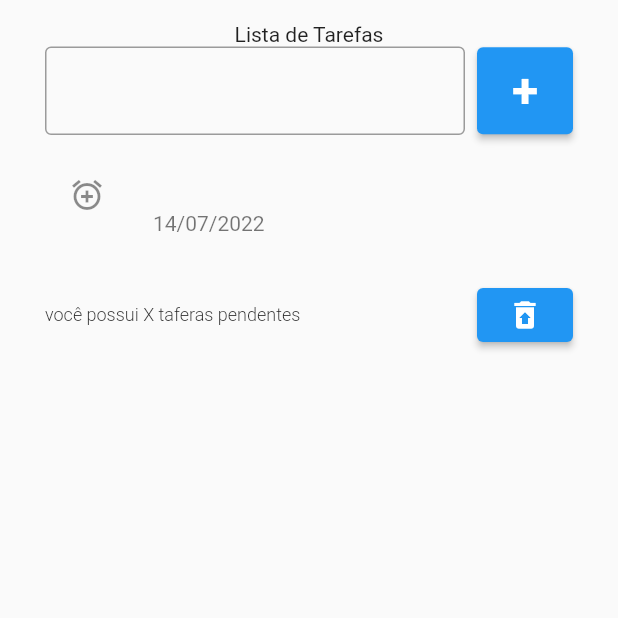
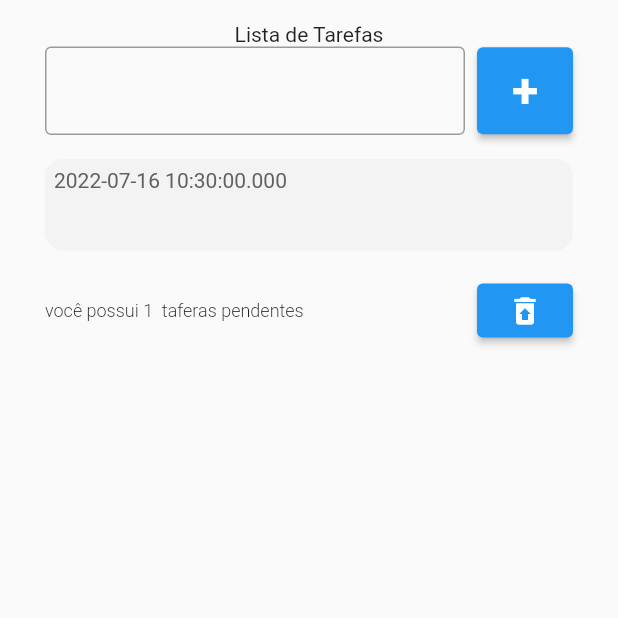
Before and after one commit to OuroborosD/todo, a Flutter app: the screen it shows after launch, after a tap on an icon or button, on a phone screen of 412 x 824 dp, the top half of it. Run offline on Flutter 3.47's test engine with Material 2 defaults, Android fonts, the phone set to English and light mode, and no system bars.

Commit message:
função de adicionar os itens foi feita e está funcional, além do layout do app feito

```diff
--- a/lib/main.dart
+++ b/lib/main.dart
@@ -10,6 +10,7 @@ class MyApp extends StatelessWidget {
   @override
   Widget build(BuildContext context) {
     return   MaterialApp(
+      debugShowCheckedModeBanner: false,
       home: TodoListPage(),
     );
   }
--- /dev/null
+++ b/lib/model/todo.dart
@@ -0,0 +1,6 @@
+class Todo{
+  Todo({required this.tarefa, required this.data});
+
+  String? tarefa;
+  DateTime? data;
+}
--- a/lib/pages/todo_listpage.dart
+++ b/lib/pages/todo_listpage.dart
@@ -1,5 +1,8 @@
 import 'package:flutter/cupertino.dart';
 import 'package:flutter/material.dart';
+import 'package:todo/widgets/listview.dart';
+
+import '../model/todo.dart';
 
 class TodoListPage extends StatefulWidget {
   TodoListPage({super.key});
@@ -11,21 +14,30 @@ class TodoListPage extends StatefulWidget {
 class _TodoListPageState extends State<TodoListPage> {
   final TextEditingController taferaController = TextEditingController();
 
-  List <String> lista_tarefa = [];
+  List <Todo> lista_tarefa = [];
+
 
   void getTarefa(){
     String tarefa = taferaController.text;
     print(tarefa);
+    Todo novatarefa =  Todo(
+        data: DateTime.now(),
+        tarefa:tarefa);
     setState(() {
-     lista_tarefa.add(tarefa);
+
+        lista_tarefa.add(novatarefa);
     });
-    //taferaController.clear();// limpa o campo de texto
+     taferaController.clear();
+
     print(lista_tarefa);
   }
 
+  bool get list_size => lista_tarefa.length >= 4;
+
   @override
   Widget build(BuildContext context) {
-    return Material(
+    return SafeArea(
+      child: Material(
         child: Padding(
           padding: EdgeInsets.symmetric(horizontal: 30, vertical: 15),
           child: Column(
@@ -56,26 +68,40 @@ class _TodoListPageState extends State<TodoListPage> {
               ),
               //lista
               SizedBox(height:12),
-            ListView(
+              Flexible(
+                child: ListView(
                   shrinkWrap: true,
                   children: [
-              for( String tarefa in lista_tarefa)// não tem o {} no for aqui
-                   ListTile(
-                    leading: Icon(Icons.add_alarm),
-                    title: Text(tarefa),
-                    subtitle: Text('14/07/2022') ,
-                    onLongPress: (){
-                      print(taferaController);
-                  },
-                )
+                  for( Todo tarefa in lista_tarefa)// não tem o {} no for aqui
 
+                    //   Padding(
+                    //     padding: const EdgeInsets.symmetric(vertical: 4),
+                    //     child: ListTile(
+                    //       tileColor: Color.fromARGB(10, 158, 158, 158),
+                    //       leading: Icon(Icons.add_alarm),
+                    //       title: Text('14/07/2022',
+                    //         style: TextStyle(
+                    //           color: Colors.grey,
+                    //           fontSize: 12),),
+                    //       subtitle: Text(tarefa,
+                    //         style: TextStyle(
+                    //           fontSize: 28,
+                    //           fontWeight: FontWeight.bold),) ,
+                    //       onLongPress: (){
+                    //         print('tarefa $tarefa');
+                    //     },
+                    // ),
+                    //   )
+                  Todo_ListView(tarefa)
+                  ,
                   ],
+                ),
               ),
               SizedBox(height:12),
               Row(
                 children: [
                   Expanded(
-                  child: Text('você possui X taferas pendentes',
+                    child: Text('você possui ${lista_tarefa.length}  taferas pendentes',
                       style: TextStyle(
                         fontSize: 12,
                         fontWeight: FontWeight.w300,
@@ -88,6 +114,7 @@ class _TodoListPageState extends State<TodoListPage> {
             ],
           ),
         ),
+      ),
     );
   }
 }
--- /dev/null
+++ b/lib/widgets/listview.dart
@@ -0,0 +1,37 @@
+import 'package:flutter/src/widgets/container.dart';
+import 'package:flutter/src/widgets/framework.dart';
+import 'package:flutter/material.dart';
+import '../model/todo.dart';
+
+
+class Todo_ListView extends StatelessWidget {
+  final Todo todo;
+
+  Todo_ListView(  this.todo);
+
+  @override
+  Widget build(BuildContext context) {
+    return Container(
+      decoration: BoxDecoration(
+        borderRadius: BorderRadius.circular(12),
+        color:Color.fromARGB(20, 158, 158, 158),
+      ),
+      padding: EdgeInsets.all(6),
+      margin: EdgeInsets.symmetric(vertical: 4),
+
+      child: Column(
+        crossAxisAlignment: CrossAxisAlignment.start,
+        children: [
+          Text(todo.data.toString(),
+            style: TextStyle(
+              color: Colors.grey[700],
+              fontSize: 14),),
+          Text(todo.tarefa!,
+            style: TextStyle(
+                fontSize: 28,
+                fontWeight: FontWeight.bold),)
+        ],
+      ),
+    );
+  }
+}
--- a/pubspec.yaml
+++ b/pubspec.yaml
@@ -34,6 +34,7 @@ dependencies:
   # The following adds the Cupertino Icons font to your application.
   # Use with the CupertinoIcons class for iOS style icons.
   cupertino_icons: ^1.0.2
+  intl:
 
 dev_dependencies:
   flutter_test:
```
Also changed, not shown: pubspec.lock. Lines whose indentation alone changed are shown as unchanged.
